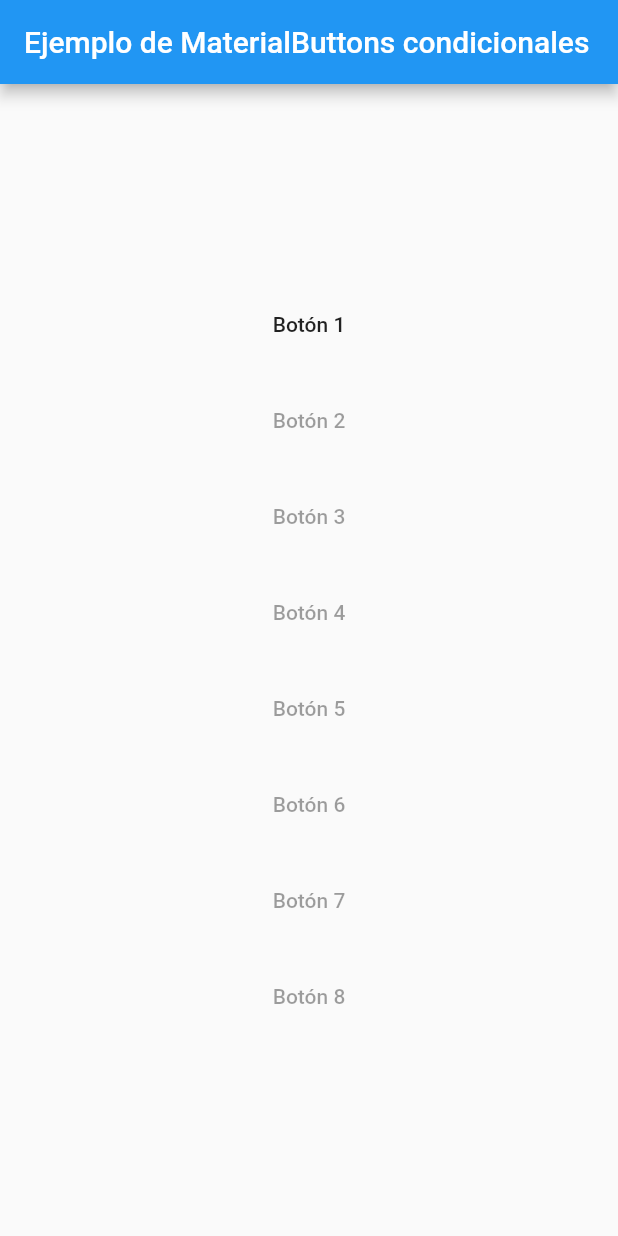
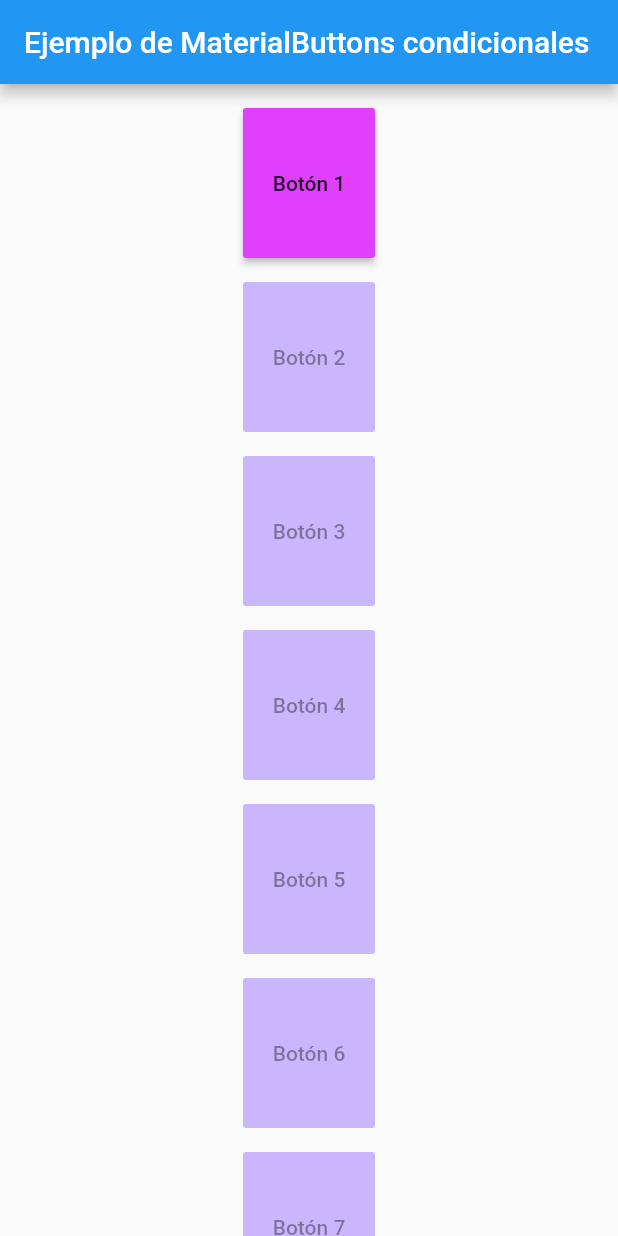
Before and after one commit to BusterAlan/new_code, a Flutter app: the screen it shows after launch, on a phone screen of 412 x 824 dp. Run offline on Flutter 3.47's test engine with Material 2 defaults, Android fonts, the light colour scheme and no system bars.

Commit message:
Colors, scroll, and more :)

```diff
--- a/lib/main.dart
+++ b/lib/main.dart
@@ -26,20 +26,25 @@ class _MyPageState extends State<MyPage> {
 
       ),
 
-      body: Center(
+      body: SingleChildScrollView(
+
+        child: Center(
 
           child: Column(
 
             mainAxisAlignment: MainAxisAlignment.center,
             children: [
 
+              SizedBox(height: 16.0),
+
               // Botón 1
 
               MaterialButton(
 
-              onPressed:
-
-              (buttonStatus[0] == true) ? () => _buttonPressed(0) : null,
+                height: 100,
+                color: Colors.purpleAccent.withAlpha(255),
+                disabledColor: Colors.deepPurpleAccent.withAlpha(100),
+                onPressed: (buttonStatus[0] == true) ? () => _buttonPressed(0) : null,
                 child: Text('Botón 1'),
 
               ),
@@ -50,6 +55,9 @@ class _MyPageState extends State<MyPage> {
 
               MaterialButton(
 
+                height: 100,
+                color: Colors.purpleAccent.withAlpha(255),
+                disabledColor: Colors.deepPurpleAccent.withAlpha(100),
                 onPressed: (buttonStatus[1] == true) ? () => _buttonPressed(1) : null,
                 child: Text('Botón 2'),
 
@@ -61,6 +69,9 @@ class _MyPageState extends State<MyPage> {
 
               MaterialButton(
 
+                height: 100,
+                color: Colors.purpleAccent.withAlpha(255),
+                disabledColor: Colors.deepPurpleAccent.withAlpha(100),
                 onPressed: (buttonStatus[2] == true) ? () => _buttonPressed(2) : null,
                 child: Text('Botón 3'),
 
@@ -72,6 +83,9 @@ class _MyPageState extends State<MyPage> {
 
               MaterialButton(
 
+                height: 100,
+                color: Colors.purpleAccent.withAlpha(255),
+                disabledColor: Colors.deepPurpleAccent.withAlpha(100),
                 onPressed: (buttonStatus[3] == true) ? () => _buttonPressed(3) : null,
                 child: Text('Botón 4'),
 
@@ -83,6 +97,9 @@ class _MyPageState extends State<MyPage> {
 
               MaterialButton(
 
+                height: 100,
+                color: Colors.purpleAccent.withAlpha(255),
+                disabledColor: Colors.deepPurpleAccent.withAlpha(100),
                 onPressed: (buttonStatus[4] == true) ? () => _buttonPressed(4) : null,
                 child: Text('Botón 5'),
 
@@ -94,6 +111,9 @@ class _MyPageState extends State<MyPage> {
 
               MaterialButton(
 
+                height: 100,
+                color: Colors.purpleAccent.withAlpha(255),
+                disabledColor: Colors.deepPurpleAccent.withAlpha(100),
                 onPressed: (buttonStatus[5] == true) ? () => _buttonPressed(5) : null,
                 child: Text('Botón 6'),
 
@@ -105,6 +125,9 @@ class _MyPageState extends State<MyPage> {
 
               MaterialButton(
 
+                height: 100,
+                color: Colors.purpleAccent.withAlpha(255),
+                disabledColor: Colors.deepPurpleAccent.withAlpha(100),
                 onPressed: (buttonStatus[6] == true) ? () => _buttonPressed(6) : null,
                 child: Text('Botón 7'),
 
@@ -116,12 +139,19 @@ class _MyPageState extends State<MyPage> {
 
               MaterialButton(
 
+                height: 100,
+                color: Colors.purpleAccent.withAlpha(255),
+                disabledColor: Colors.deepPurpleAccent.withAlpha(100),
                 onPressed: (buttonStatus[7] == true) ? () => _buttonPressed(7) : null,
                 child: Text('Botón 8'),
 
               ),
 
+              SizedBox(height: 16.0),
+
             ],
+
+          ),
 
         ),
 
```
Lines whose indentation alone changed are shown as unchanged.
